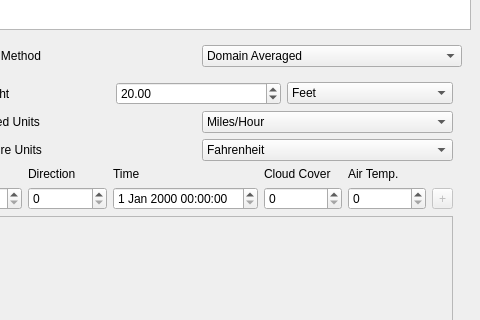
First picture: the form in src/gui/ui/mainwindow.ui, repository firelab/windninja, before the edit; both pictures show x 83 to 563 and y 187 to 507 of the 563 by 641 pixel window.
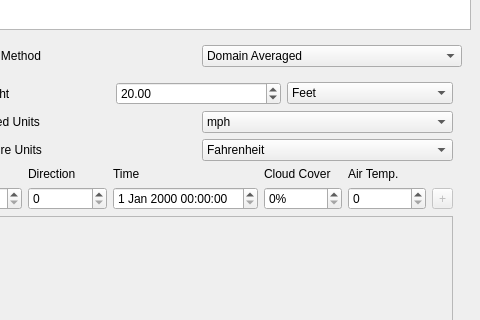
Second picture: the form after the edit. The open tabs and pages were chosen to show the change.

Commit message:
ui: continued work on domain average init
The ui works for inputs, outputs still WIP.

```diff
--- a/src/gui/ui/mainwindow.ui
+++ b/src/gui/ui/mainwindow.ui
@@ -337,7 +337,7 @@
                <widget class="QComboBox" name="comboBox">
                 <item>
                  <property name="text">
-                  <string>Miles/Hour</string>
+                  <string>mph</string>
                  </property>
                 </item>
                 <item>
@@ -418,7 +418,11 @@
                <widget class="QDateTimeEdit" name="timeEdit"/>
               </item>
               <item row="1" column="4">
-               <widget class="QSpinBox" name="cloudSpinBox"/>
+               <widget class="QSpinBox" name="cloudSpinBox">
+                <property name="suffix">
+                 <string>%</string>
+                </property>
+               </widget>
               </item>
               <item row="0" column="4">
                <widget class="QLabel" name="cloudLabel">
```
Left out of the diff: 20 changed lines with no effect on the pictures. The commit also changes 4 other files.
